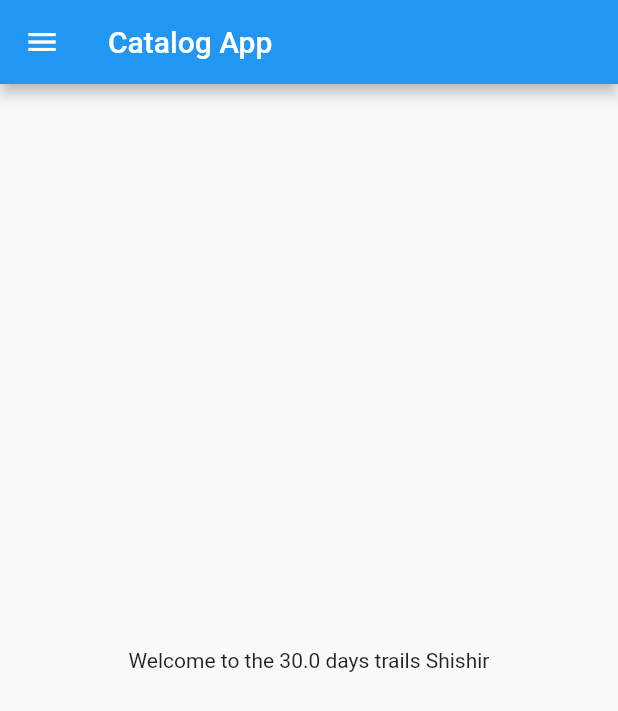
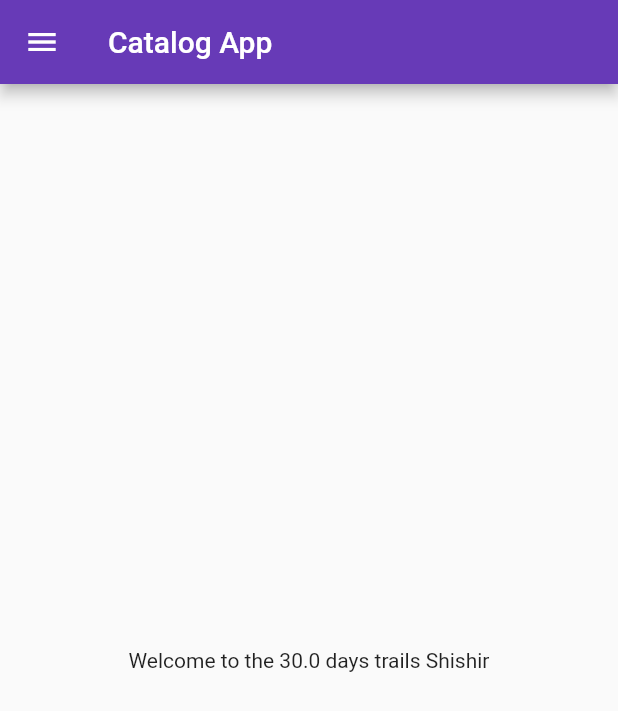
Before and after one commit to shanta1237/30daysofflutter, a Flutter app: the screen it shows after launch, on a phone screen of 412 x 824 dp. Shown: the top 711 px of the screen. Run offline on Flutter 3.47's test engine with Material 2 defaults, Android fonts, the phone set to English and light mode, and no system bars.

Commit message:
day 3 completed

```diff
--- a/lib/main.dart
+++ b/lib/main.dart
@@ -1,5 +1,6 @@
 import 'package:flutter/material.dart';
-import 'package:flutter_catalog/home_page.dart';
+import 'package:flutter_catalog/pages/home_page.dart';
+import 'package:flutter_catalog/pages/login_page.dart';
 
 void main() {
   runApp(Myapp());
@@ -9,7 +10,18 @@ class Myapp extends StatelessWidget {
   @override
   Widget build(BuildContext context) {
     return MaterialApp(
-      home: HomePage(),
+      themeMode: ThemeMode.light,
+      theme: ThemeData(primarySwatch: Colors.deepPurple),
+      darkTheme: ThemeData(
+        brightness: Brightness.dark,
+        primarySwatch: Colors.red,
+      ),
+      initialRoute: "/home",
+      routes: {
+        "/": (context) => LoginPage(),
+        "/home": (context) => HomePage(),
+        "/login": (context) => LoginPage(),
+      },
     );
   }
 }
```
Also changed, not shown: lib/pages/login_page.dart (added, +20 -0 lines), lib/pages/home_page.dart (renamed from lib/home_page.dart).
